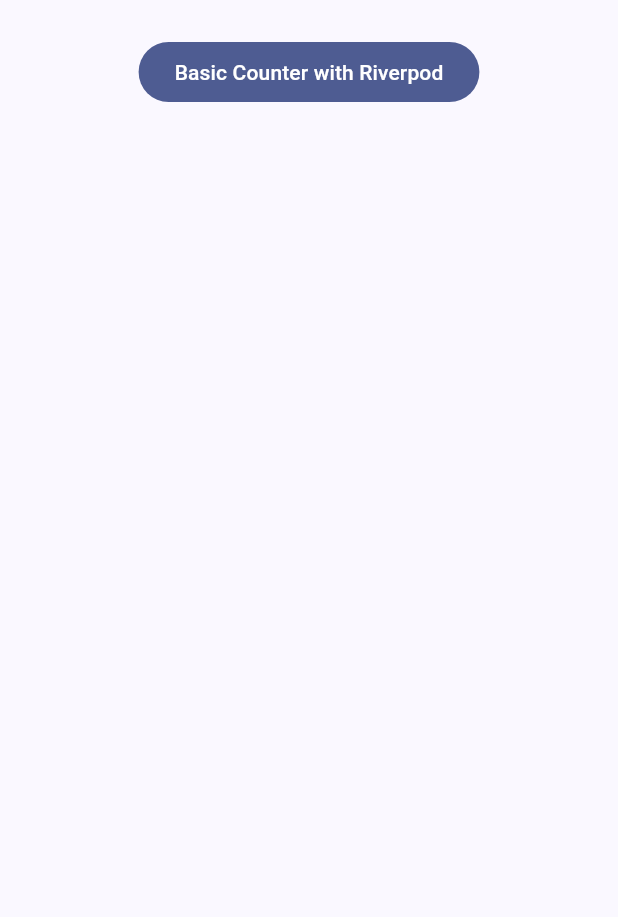
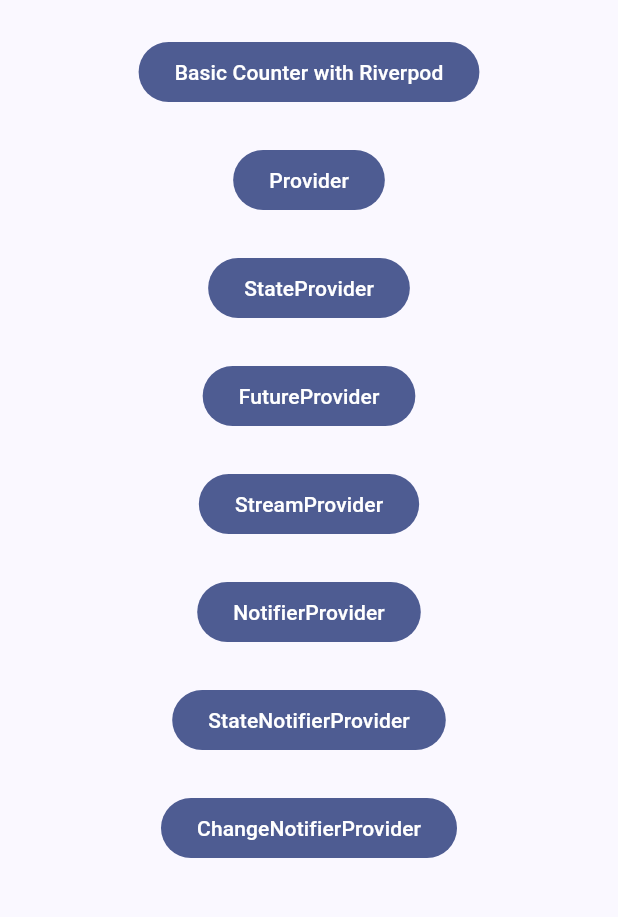
Before and after one commit to thetpaingsoe/flutter_riverpod_demo, a Flutter app: the screen it shows after launch, on a phone screen of 412 x 824 dp, the part 84-1001 px from its top. Run offline on Flutter 3.47's test engine with Material 3 defaults, Android fonts, the phone set to English and light mode, and no system bars; our stand-ins replace flutter_riverpod, riverpod_annotation; generated files the repository leaves out were written again.

Commit message:
Added Ideal Provider Types

```diff
--- a/lib/main.dart
+++ b/lib/main.dart
@@ -60,7 +60,88 @@ class _MyHomePageState extends State<MyHomePage> {
                 child: Text('Basic Counter with Riverpod')),
             SizedBox(
               height: 24,
-            )
+            ),
+            FilledButton(
+                onPressed: () {
+                  // Navigator.push(
+                  //     context,
+                  //     MaterialPageRoute(
+                  //         builder: (context) =>
+                  //             const CounterPage()));
+                },
+                child: Text('Provider')),
+            SizedBox(
+              height: 24,
+            ),
+            FilledButton(
+                onPressed: () {
+                  // Navigator.push(
+                  //     context,
+                  //     MaterialPageRoute(
+                  //         builder: (context) =>
+                  //             const CounterPage()));
+                },
+                child: Text('StateProvider')),
+            SizedBox(
+              height: 24,
+            ),
+            FilledButton(
+                onPressed: () {
+                  // Navigator.push(
+                  //     context,
+                  //     MaterialPageRoute(
+                  //         builder: (context) =>
+                  //             const CounterPage()));
+                },
+                child: Text('FutureProvider')),
+            SizedBox(
+              height: 24,
+            ),
+            FilledButton(
+                onPressed: () {
+                  // Navigator.push(
+                  //     context,
+                  //     MaterialPageRoute(
+                  //         builder: (context) =>
+                  //             const CounterPage()));
+                },
+                child: Text('StreamProvider')),
+            SizedBox(
+              height: 24,
+            ),
+            FilledButton(
+                onPressed: () {
+                  // Navigator.push(
+                  //     context,
+                  //     MaterialPageRoute(
+                  //         builder: (context) =>
+                  //             const CounterPage()));
+                },
+                child: Text('NotifierProvider')),
+            SizedBox(
+              height: 24,
+            ),
+            FilledButton(
+                onPressed: () {
+                  // Navigator.push(
+                  //     context,
+                  //     MaterialPageRoute(
+                  //         builder: (context) =>
+                  //             const CounterPage()));
+                },
+                child: Text('StateNotifierProvider')),
+            SizedBox(
+              height: 24,
+            ),
+            FilledButton(
+                onPressed: () {
+                  // Navigator.push(
+                  //     context,
+                  //     MaterialPageRoute(
+                  //         builder: (context) =>
+                  //             const CounterPage()));
+                },
+                child: Text('ChangeNotifierProvider')),
           ]        ),
       ),
     );
```
